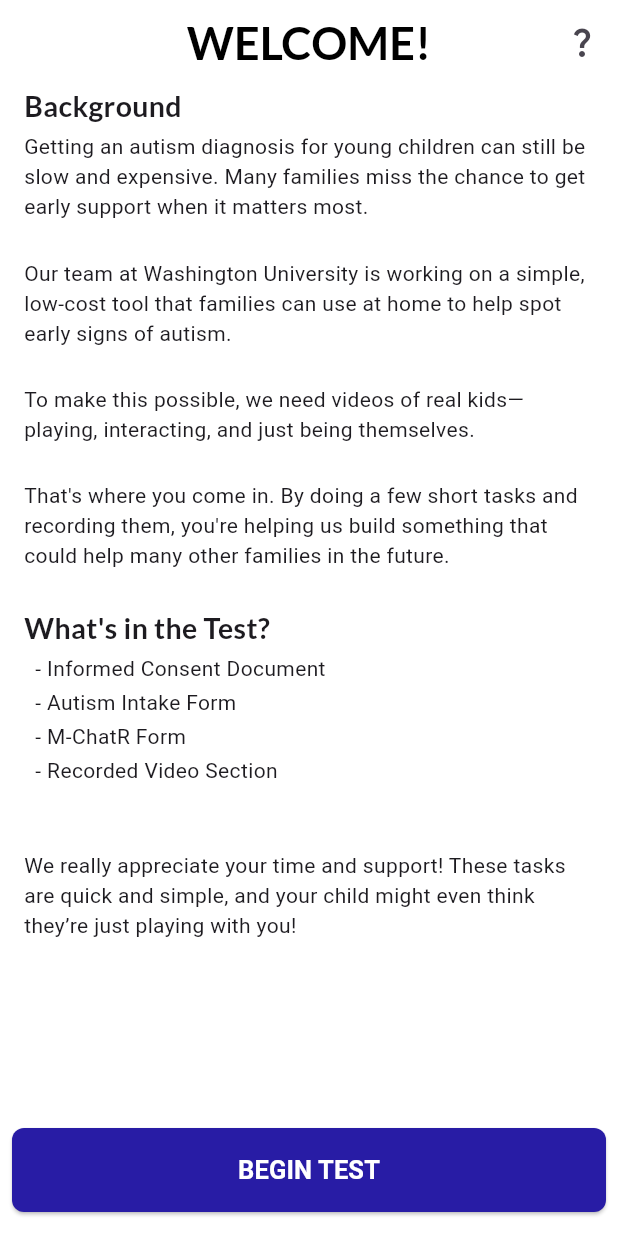
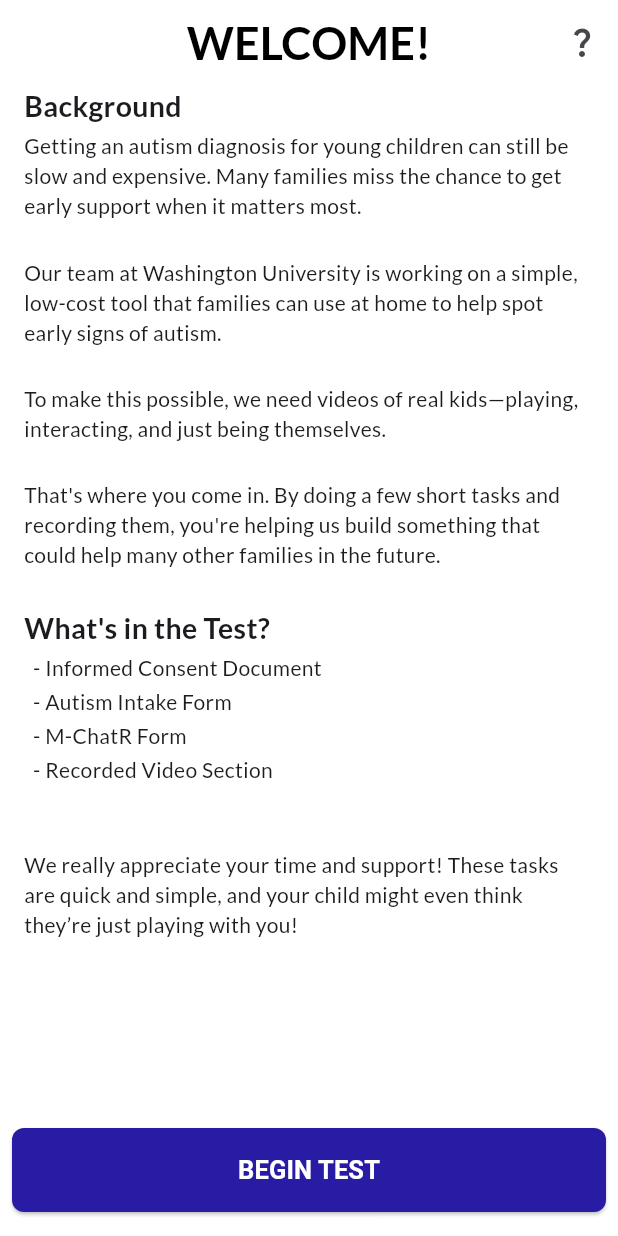
Before and after one commit to kevin200555/autism_ai_test, a Flutter app: the screen it shows after launch, on a phone screen of 412 x 824 dp. Run offline on Flutter 3.47's test engine with Material 3 defaults, Android fonts, the phone set to English and light mode, and no system bars; drawn by our look-alikes of auto_size_text; our stand-ins replace camera, video_player; missing offline and left inert: pdfx.

Commit message:
Atempting to fix an issue where nothing seems bold by seperating the font families

```diff
--- a/lib/widgets/text_types.dart
+++ b/lib/widgets/text_types.dart
@@ -143,7 +143,7 @@ class BodyText extends StatelessWidget {
           textAlign: textAlign,
           minFontSize: minFontSize,
           maxLines: maxLines,
-          style: TextStyle(fontFamily: "Lato-Regular", fontSize: 16),
+          style: TextStyle(fontFamily: "Lato-Regular", fontSize: 16, fontWeight: FontWeight.w400),
         ),
       ),
     );
@@ -178,7 +178,7 @@ class RichBodyText extends StatelessWidget {
           textAlign: textAlign,
           minFontSize: minFontSize,
           maxLines: maxLines,
-          style: TextStyle(fontFamily: "Lato-Regular", fontSize: 16),
+          style: TextStyle(fontFamily: "Lato-Regular", fontSize: 16, fontWeight: FontWeight.w400),
         ),
       ),
     );
```
Also changed, not shown: pubspec.yaml (+4 -3 lines).
